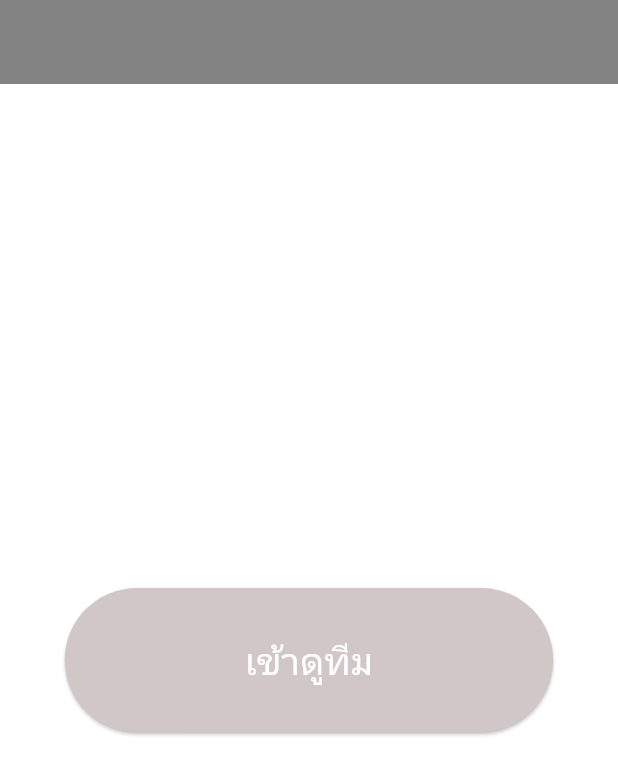
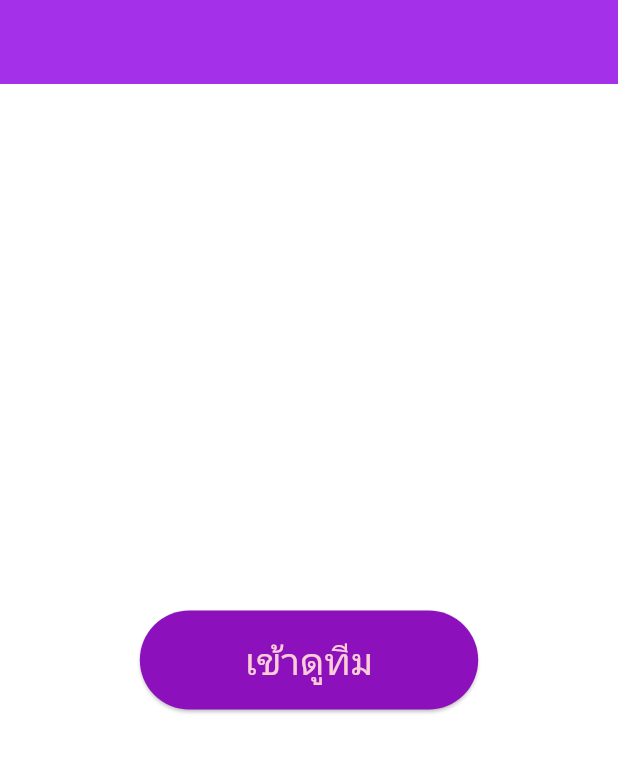
Before and after one commit to baiteay/phakphuwinProject, a Flutter app: the screen it shows after launch, on a phone screen of 412 x 824 dp. Shown: the top 775 px of the screen. Run offline on Flutter 3.47's test engine with Material 3 defaults, Android fonts, the light colour scheme and no system bars; our stand-ins replace google_maps_flutter.

Commit message:
first commit

```diff
--- a/lib/MyHomepage.dart
+++ b/lib/MyHomepage.dart
@@ -12,7 +12,7 @@ class _MyHomepageState extends State<MyHomepage> {
   Widget build(BuildContext context) {
     return Scaffold(
       appBar: AppBar(
-        backgroundColor: Color.fromARGB(255, 131, 131, 131), // กำหนดสีของ AppBar ที่นี่
+        backgroundColor: Color.fromARGB(255, 165, 48, 233), // กำหนดสีของ AppBar ที่นี่
       ),
       body: Center(
         child: Column(
@@ -23,9 +23,9 @@ class _MyHomepageState extends State<MyHomepage> {
                   Navigator.pushNamed(context, 'stack/teamball');
                 },
                 style: ElevatedButton.styleFrom(
-                  primary: Color.fromARGB(255, 209, 199, 199),onPrimary: Colors.white,
+                  primary: Color.fromARGB(255, 140, 17, 189),onPrimary: Color.fromARGB(255, 252, 205, 215),
                   padding: EdgeInsets.symmetric(
-                      horizontal: 120, vertical: 30), // ปรับขนาดพื้นที่ปุ่ม
+                      horizontal: 70, vertical: 15), // ปรับขนาดพื้นที่ปุ่ม
                 ),
                 child: Text("เข้าดูทีม", style: TextStyle(fontSize: 25))),
           ],
--- a/lib/main.dart
+++ b/lib/main.dart
@@ -12,10 +12,10 @@ class MyApp extends StatelessWidget {
   @override
   Widget build(BuildContext context) {
     return MaterialApp(
-      title: 'Premier League',
+      title: 'Teay Map',
       theme: ThemeData(
         colorScheme: ColorScheme.fromSwatch(
-          primarySwatch: Colors.grey,
+          primarySwatch: Colors.purple,
           // กำหนดสีหลักของแอป
         ),
       ),
--- a/lib/premier_map.dart
+++ b/lib/premier_map.dart
@@ -48,7 +48,7 @@ class _premierMapState extends State<premierMap> with TickerProviderStateMixin {
 
     return Scaffold(
       appBar: AppBar(
-        backgroundColor: Color.fromARGB(255, 131, 131, 131),
+        backgroundColor: Color.fromARGB(255, 165, 48, 233),
         title: const Text('Map Page'),
         actions: <Widget>[
           IconButton(
@@ -86,7 +86,7 @@ class _premierMapState extends State<premierMap> with TickerProviderStateMixin {
                               child: Column(
                                 mainAxisSize: MainAxisSize.min,
                                 children: [
-                                  Text('Information:',
+                                  Text('Team Information:',
                                       style: TextStyle(fontSize: 20)),
                                   SizedBox(height: 10),
                                   Text(
--- a/lib/premier_team.dart
+++ b/lib/premier_team.dart
@@ -40,7 +40,7 @@ class _premierTeamState extends State<premierTeam> {
   Widget build(BuildContext context) {
     return Scaffold(
       appBar: AppBar(
-        backgroundColor: Color.fromARGB(255, 131, 131, 131),
+        backgroundColor: Color.fromARGB(255, 165, 48, 233),
         title: const Text("Team Page"),
       ),
       body: isLoding == true
--- a/pubspec.yaml
+++ b/pubspec.yaml
@@ -42,7 +42,7 @@ dependencies:
 
 flutter_icons:
   android: true
-  image_path: "assets/images/premierleague-1024x1024.png"
+  image_path: "assets/images/IMG_7373.jpg"
 
 dev_dependencies:
   flutter_test:
```
Also changed, not shown: assets/images/IMG_7373.jpg (added), assets/images/premierleague-1024x1024.png (deleted), 30 other files.
